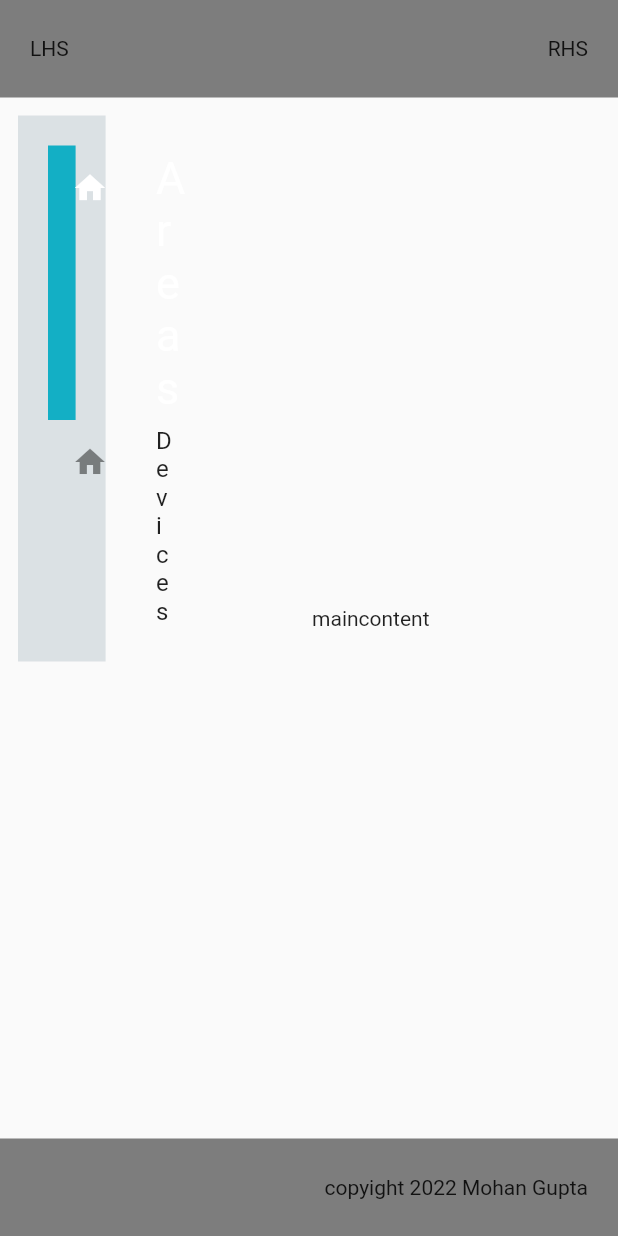
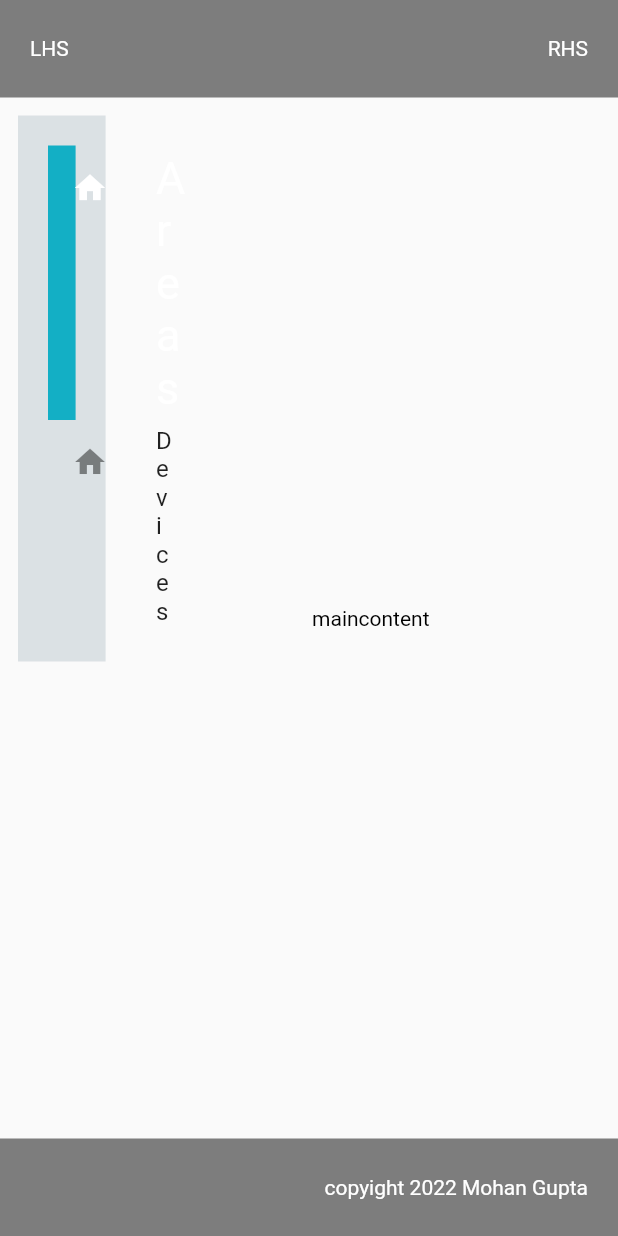
Before and after one commit to mohankumargupta/ha_kodi, a Flutter app: the screen it shows after launch, on a phone screen of 412 x 824 dp. Run offline on Flutter 3.47's test engine with Material 2 defaults, Android fonts, the phone set to English and light mode, and no system bars; our stand-ins replace flutter_riverpod, go_router; missing offline and left inert: window_manager.

Commit message:
getting colors sorted out for text

```diff
--- a/lib/components/home.dart
+++ b/lib/components/home.dart
@@ -24,7 +24,9 @@ class MyHomePage extends ConsumerWidget {
                 Padding(
                   padding:
                       EdgeInsets.symmetric(horizontal: 20.0, vertical: 0.0),
-                  child: Text("RHS"),
+                  child: Text(
+                    "RHS",
+                  ),
                 ),
               ],
             ),
@@ -62,7 +64,14 @@ class MyHomePage extends ConsumerWidget {
                       ),
                     ),
                   )),
-              const Expanded(flex: 4, child: Center(child: Text("maincontent")))
+              const Expanded(
+                  flex: 4,
+                  child: Center(
+                    child: Text(
+                      "maincontent",
+                      style: TextStyle(color: Colors.black),
+                    ),
+                  ))
             ],
           ),
         ),
--- a/lib/main.dart
+++ b/lib/main.dart
@@ -36,7 +36,11 @@ class MyApp extends StatelessWidget {
       routeInformationProvider: _router.routeInformationProvider,
       routeInformationParser: _router.routeInformationParser,
       routerDelegate: _router.routerDelegate,
-      //theme: ThemeData(primarySwatch: Colors.blue),
+      theme: ThemeData(
+          textTheme: const TextTheme(
+              bodyLarge: TextStyle(color: Colors.yellow),
+              bodyMedium: TextStyle(color: Colors.white),
+              bodySmall: TextStyle(color: Colors.black))),
     );
     /*
     return MaterialApp(
```
